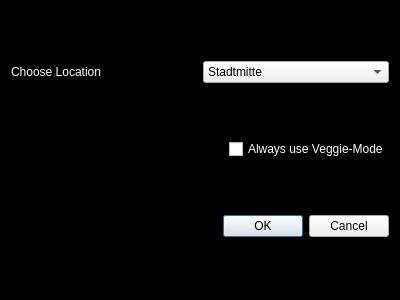
Above: settingsdialog.ui from googl1/TUDAMaensa before the change. Below: the same form after it.
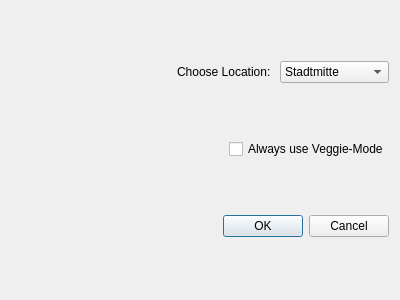
That is the form after the change.

The edit to the form file:
```diff
--- a/settingsdialog.ui
+++ b/settingsdialog.ui
@@ -14,24 +14,35 @@
    <string>Settings</string>
   </property>
   <property name="styleSheet">
-   <string notr="true">QDialog { background-color: black; border: none; color: white }
-QCheckBox { color: white }
-QLabel { background-color: black; border: none; color: white }</string>
+   <string notr="true"/>
   </property>
   <layout class="QVBoxLayout" name="verticalLayout">
    <item>
     <layout class="QHBoxLayout" name="horizontalLayout">
+     <item>
+      <spacer name="horizontalSpacer_2">
+       <property name="orientation">
+        <enum>Qt::Horizontal</enum>
+       </property>
+       <property name="sizeHint" stdset="0">
+        <size>
+         <width>40</width>
+         <height>20</height>
+        </size>
+       </property>
+      </spacer>
+     </item>
      <item>
       <widget class="QLabel" name="label">
        <property name="text">
-        <string>Choose Location</string>
+        <string>Choose Location: </string>
        </property>
       </widget>
      </item>
      <item>
       <widget class="QComboBox" name="locationComboBox">
        <property name="styleSheet">
-        <string notr="true">QComboBox QAbstractItemView { background-color: black}</string>
+        <string notr="true"/>
        </property>
        <item>
         <property name="text">
```
